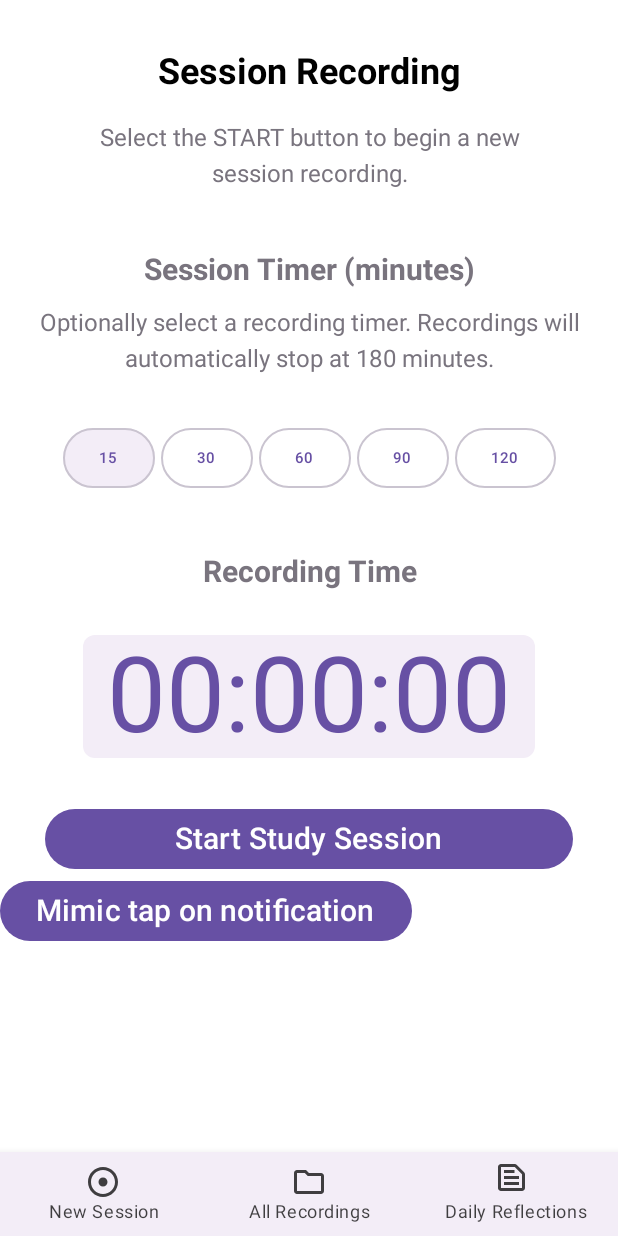
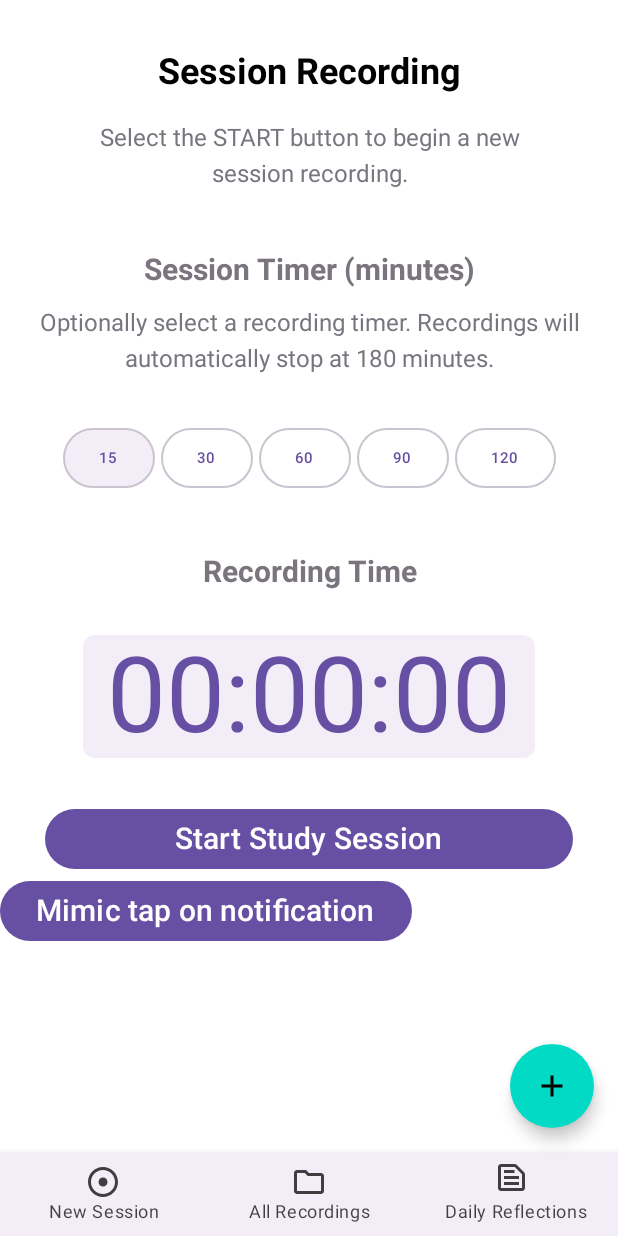
Before and after one commit to chrisfudesign/ChatterTrace, an Android app built with Jetpack Compose: the screen it shows after launch (MainActivity), on a phone screen of 412 x 824 dp. Run offline under Robolectric (Android 15) with nearby library versions, the light colour scheme and no system bars; our stand-ins replace Room's generated code; libraries missing offline, so code that uses them is left out: org.tensorflow.lite; Roboto replaces fonts that are not available here; 10 statements that could not run were skipped.

Commit message:
initialize float button

```diff
--- a/app/src/main/java/com/washington/chattertrace/MainActivity.kt
+++ b/app/src/main/java/com/washington/chattertrace/MainActivity.kt
@@ -9,6 +9,9 @@ import android.content.pm.PackageManager
 import android.os.Build
 import android.os.Bundle
 import android.os.IBinder
+import androidx.compose.material.*
+import androidx.compose.material.icons.Icons
+import androidx.compose.material.icons.filled.Add
 import androidx.activity.ComponentActivity
 import androidx.activity.compose.setContent
 import androidx.compose.foundation.layout.Box
@@ -149,6 +152,13 @@ class MainActivity : ComponentActivity() {
 fun MainScreen(recordingManager: RecordingManager?, dataManager: DataManager?) {
     val navController = rememberNavController()
     Scaffold(
+        floatingActionButton = {
+            FloatingActionButton(
+                onClick = { /* Handle FAB click */ }
+            ) {
+                Icon(Icons.Filled.Add, contentDescription = "Add")
+            }
+        },
         bottomBar = { BottomNavigationBar(navController) },
         content = { padding -> // We have to pass the scaffold inner padding to our content. That's why we use Box.
             Box(modifier = Modifier.padding(padding)) {
```
